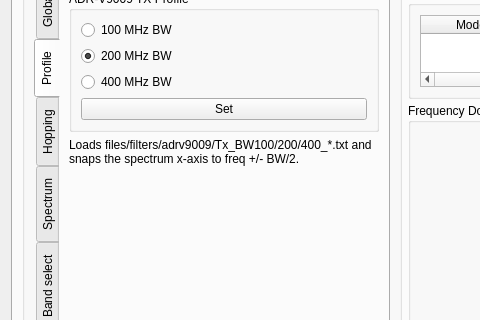
This is receiver/receivermain.ui in enigmafarsco-lang/iiS as Qt 5 draws it before an edit; both pictures show x 0 to 480 and y 95 to 415 of the 777 by 820 pixel window. The edited form follows.
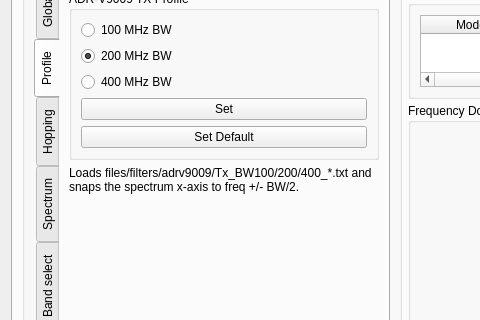
This is the edited form. The open tabs and pages were chosen to show the change. Custom widgets are drawn as their Qt base class.

Commit message: Phase 6: profile change only parks frequency 1800; async profile write (no more hang); Set Default button asserts the startup-read board state

Patch:
```diff
--- a/receiver/receivermain.ui
+++ b/receiver/receivermain.ui
@@ -212,6 +212,16 @@
                    </property>
                   </widget>
                  </item>
+                 <item>
+                  <widget class="QPushButton" name="btnSetDefault">
+                   <property name="toolTip">
+                    <string>Assert all parameter values read at software start (DDS mode, RX mode, TX and all other parameters), except RX1/2 and ORX1/2 which keep the software states (RX1/2 off, ORX1 on, ORX2 off).</string>
+                   </property>
+                   <property name="text">
+                    <string>Set Default</string>
+                   </property>
+                  </widget>
+                 </item>
                 </layout>
                </widget>
               </item>
```
The commit also changes 7 other files.
